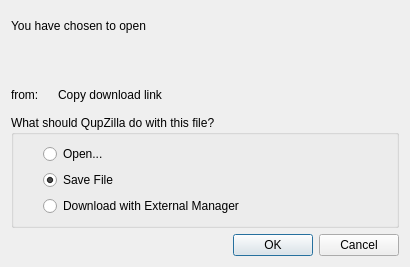
Above: src/lib/downloads/downloadoptionsdialog.ui from QupZilla/qupzilla before the change. Below: the same form after it.
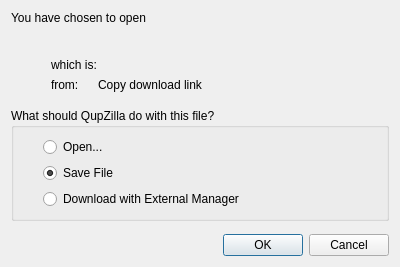
That is the form after the change. Custom widgets are drawn as their Qt base class.

Commit message: DownloadOptionsDialog: Show download mime type and icon

```diff
--- a/src/lib/downloads/downloadoptionsdialog.ui
+++ b/src/lib/downloads/downloadoptionsdialog.ui
@@ -2,38 +2,24 @@
 <ui version="4.0">
  <class>DownloadOptionsDialog</class>
  <widget class="QDialog" name="DownloadOptionsDialog">
-  <property name="geometry">
-   <rect>
-    <x>0</x>
-    <y>0</y>
-    <width>410</width>
-    <height>267</height>
-   </rect>
-  </property>
   <property name="minimumSize">
    <size>
-    <width>410</width>
+    <width>400</width>
     <height>0</height>
    </size>
   </property>
-  <property name="maximumSize">
-   <size>
-    <width>410</width>
-    <height>16777215</height>
-   </size>
-  </property>
-  <property name="windowTitle">
-   <string>Opening</string>
-  </property>
   <layout class="QGridLayout" name="gridLayout_2">
-   <item row="0" column="0" colspan="3">
-    <widget class="QLabel" name="label">
-     <property name="text">
-      <string>You have chosen to open</string>
+   <item row="9" column="0" colspan="3">
+    <widget class="QDialogButtonBox" name="buttonBox">
+     <property name="orientation">
+      <enum>Qt::Horizontal</enum>
+     </property>
+     <property name="standardButtons">
+      <set>QDialogButtonBox::Cancel|QDialogButtonBox::Ok</set>
      </property>
     </widget>
    </item>
-   <item row="4" column="0" colspan="3">
+   <item row="7" column="0" colspan="3">
     <widget class="QGroupBox" name="groupBox">
      <property name="title">
       <string>What should QupZilla do with this file?</string>
@@ -82,17 +68,49 @@
      </layout>
     </widget>
    </item>
-   <item row="5" column="0" colspan="3">
-    <widget class="QDialogButtonBox" name="buttonBox">
+   <item row="3" column="0" colspan="3">
+    <layout class="QVBoxLayout" name="verticalLayout">
+     <property name="spacing">
+      <number>0</number>
+     </property>
+     <item>
+      <layout class="QHBoxLayout" name="horizontalLayout_3">
+       <property name="spacing">
+        <number>7</number>
+       </property>
+       <item>
+        <spacer name="horizontalSpacer_4">
      <property name="orientation">
       <enum>Qt::Horizontal</enum>
      </property>
-     <property name="standardButtons">
-      <set>QDialogButtonBox::Cancel|QDialogButtonBox::Ok</set>
+         <property name="sizeType">
+          <enum>QSizePolicy::Fixed</enum>
+         </property>
+         <property name="sizeHint" stdset="0">
+          <size>
+           <width>8</width>
+           <height>20</height>
+          </size>
+         </property>
+        </spacer>
+       </item>
+       <item>
+        <widget class="QLabel" name="iconLabel">
+         <property name="minimumSize">
+          <size>
+           <width>24</width>
+           <height>24</height>
+          </size>
+         </property>
+         <property name="maximumSize">
+          <size>
+           <width>24</width>
+           <height>24</height>
+          </size>
      </property>
     </widget>
    </item>
-   <item row="1" column="0" colspan="3">
+       <item>
     <widget class="SqueezeLabelV2" name="fileName">
      <property name="text">
       <string/>
@@ -102,7 +120,59 @@
      </property>
     </widget>
    </item>
-   <item row="2" column="0" colspan="3">
+      </layout>
+     </item>
+     <item>
+      <widget class="QFrame" name="mimeFrame">
+       <layout class="QHBoxLayout" name="horizontalLayout">
+        <property name="leftMargin">
+         <number>0</number>
+        </property>
+        <property name="topMargin">
+         <number>0</number>
+        </property>
+        <property name="rightMargin">
+         <number>0</number>
+        </property>
+        <property name="bottomMargin">
+         <number>0</number>
+        </property>
+        <item>
+         <spacer name="horizontalSpacer_2">
+          <property name="orientation">
+           <enum>Qt::Horizontal</enum>
+          </property>
+          <property name="sizeType">
+           <enum>QSizePolicy::Fixed</enum>
+          </property>
+          <property name="sizeHint" stdset="0">
+           <size>
+            <width>40</width>
+            <height>20</height>
+           </size>
+          </property>
+         </spacer>
+        </item>
+        <item>
+         <widget class="QLabel" name="label_5">
+          <property name="sizePolicy">
+           <sizepolicy hsizetype="Maximum" vsizetype="Preferred">
+            <horstretch>0</horstretch>
+            <verstretch>0</verstretch>
+           </sizepolicy>
+          </property>
+          <property name="text">
+           <string>which is:</string>
+          </property>
+         </widget>
+        </item>
+        <item>
+         <widget class="QLabel" name="mimeName"/>
+        </item>
+       </layout>
+      </widget>
+     </item>
+     <item>
     <widget class="QFrame" name="fromFrame">
      <layout class="QHBoxLayout" name="horizontalLayout_2">
       <property name="leftMargin">
@@ -117,10 +187,26 @@
       <property name="bottomMargin">
        <number>0</number>
       </property>
+        <item>
+         <spacer name="horizontalSpacer_3">
+          <property name="orientation">
+           <enum>Qt::Horizontal</enum>
+          </property>
+          <property name="sizeType">
+           <enum>QSizePolicy::Fixed</enum>
+          </property>
+          <property name="sizeHint" stdset="0">
+           <size>
+            <width>40</width>
+            <height>20</height>
+           </size>
+          </property>
+         </spacer>
+        </item>
       <item>
        <widget class="QLabel" name="label_3">
         <property name="sizePolicy">
-         <sizepolicy hsizetype="Fixed" vsizetype="Preferred">
+           <sizepolicy hsizetype="Maximum" vsizetype="Preferred">
           <horstretch>0</horstretch>
           <verstretch>0</verstretch>
          </sizepolicy>
@@ -161,6 +247,29 @@
       </item>
      </layout>
     </widget>
+     </item>
+    </layout>
+   </item>
+   <item row="0" column="0" colspan="3">
+    <widget class="QLabel" name="label">
+     <property name="text">
+      <string>You have chosen to open</string>
+     </property>
+    </widget>
+   </item>
+   <item row="8" column="0">
+    <spacer name="verticalSpacer">
+     <property name="orientation">
+      <enum>Qt::Vertical</enum>
+     </property>
+    </spacer>
+   </item>
+   <item row="4" column="1">
+    <spacer name="verticalSpacer_2">
+     <property name="orientation">
+      <enum>Qt::Vertical</enum>
+     </property>
+    </spacer>
    </item>
   </layout>
  </widget>
```
Lines whose indentation alone changed are shown as unchanged. The commit also changes 3 other files.
